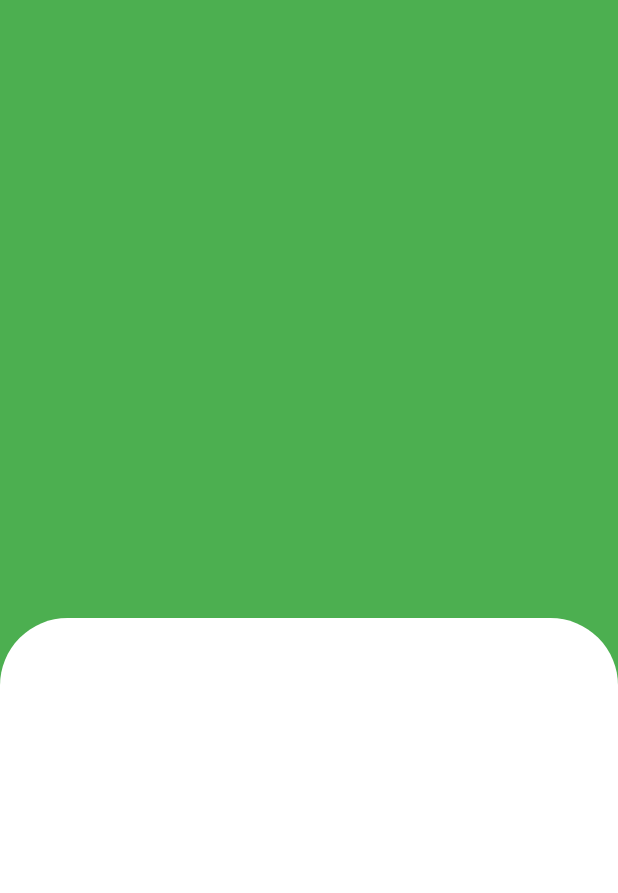
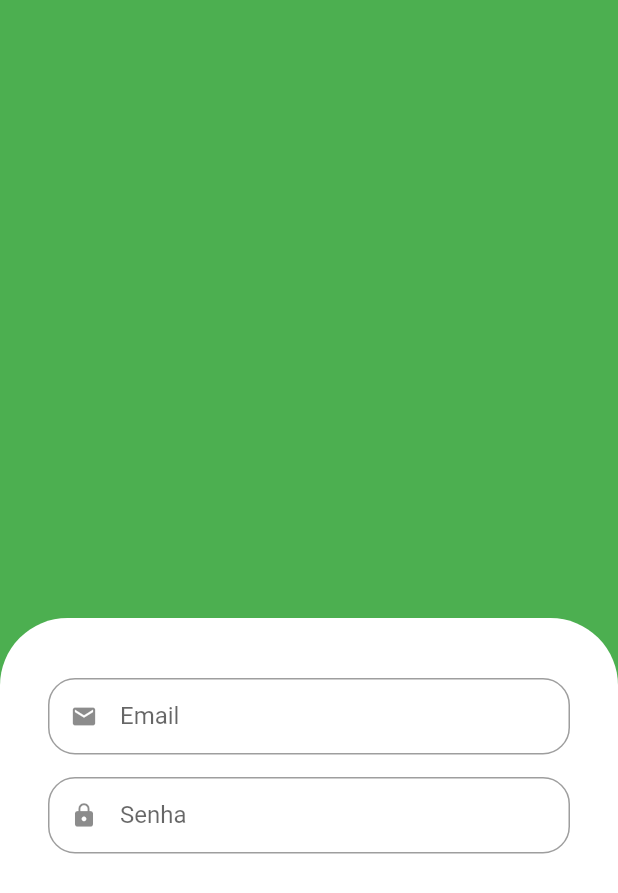
Before and after one commit to josimarviana/quitandavirtual2, a Flutter app: the screen it shows after launch, on a phone screen of 412 x 824 dp. Shown: the top 893 px of the screen. Run offline on Flutter 3.47's test engine with Material 2 defaults, Android fonts, the phone set to English and light mode, and no system bars.

Commit message:
campos textos no formulario de login

```diff
--- a/lib/main.dart
+++ b/lib/main.dart
@@ -15,7 +15,7 @@ class MyApp extends StatelessWidget {
       title: 'Flutter Demo',
       theme: ThemeData(
 
-        primarySwatch: Colors.blue,
+        primarySwatch: Colors.green,
       ),
       debugShowCheckedModeBanner: false,
       home: const SignInScreen(),
--- /dev/null
+++ b/lib/src/auth/components/custom_text_field.dart
@@ -0,0 +1,32 @@
+import 'package:flutter/material.dart';
+
+class CustomTextField extends StatelessWidget {
+
+  final IconData icon;
+  final String label;
+  final bool isObscure;
+  const CustomTextField({
+    required this.icon,
+    required this.label,
+    this.isObscure = false,
+    super.key
+  });
+
+  @override
+  Widget build(BuildContext context) {
+    return Padding(
+      padding: const EdgeInsets.only(bottom: 15),
+      child: TextFormField(
+      obscureText: isObscure,
+      decoration: InputDecoration(
+        prefixIcon: Icon(icon),
+        labelText: label,
+        isDense: true, //texto denso
+        border: OutlineInputBorder(
+          borderRadius: BorderRadius.circular(18), // borda do texto
+        ),
+      ),
+      ),
+    );
+  }
+}
--- a/lib/src/auth/sign_in_screen.dart
+++ b/lib/src/auth/sign_in_screen.dart
@@ -1,4 +1,6 @@
 import 'package:flutter/material.dart';
+
+import 'components/custom_text_field.dart';
 
 class SignInScreen extends StatelessWidget {
   const SignInScreen({super.key});
@@ -8,15 +10,32 @@ class SignInScreen extends StatelessWidget {
     return Scaffold(
       backgroundColor: Colors.green,
       body: Column(children: [
-        Expanded(child: Container(color: Colors.green,)),
-        Expanded(child: Container(
+        Expanded(child: Container(color: Colors.green,)), //painel superior
+        Expanded(child: Container( //painel inferior
+          padding: const EdgeInsets.symmetric( //espaçamento
+            horizontal: 32,
+            vertical: 40,
+          ),
             decoration: const BoxDecoration(
                 color: Colors.white,
                 borderRadius: BorderRadius.vertical(
                   top: Radius.circular(45)
                 )
-            )
-
+            ), child: Column(
+              children: const [
+                //Email
+                CustomTextField(
+                  icon: Icons.email,
+                  label: 'Email',
+                ),
+                //Senha
+                CustomTextField(
+                  icon: Icons.lock,
+                  label: 'Senha',
+                  isObscure: true,
+                ),
+              ],
+            ),
           )),
       ]),
     );
```
